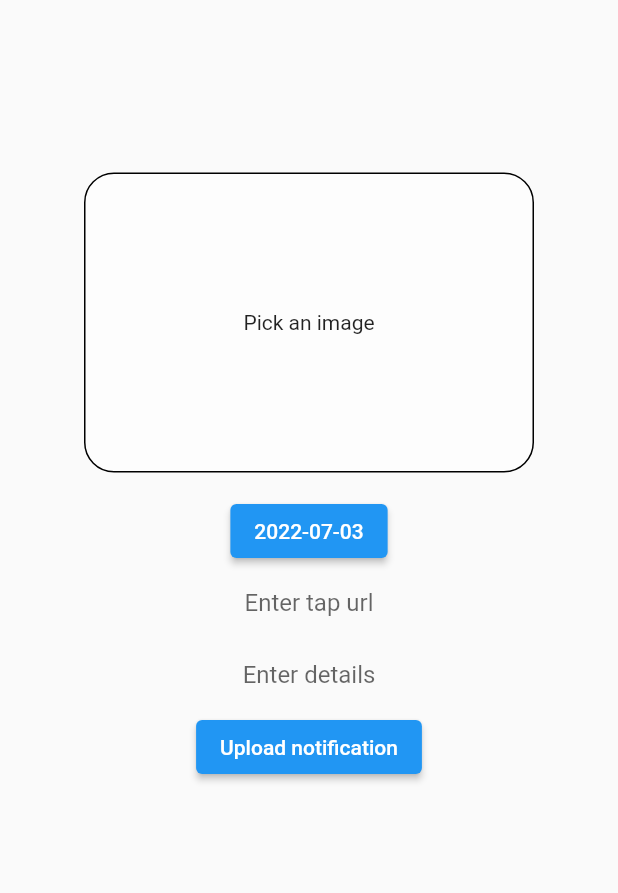
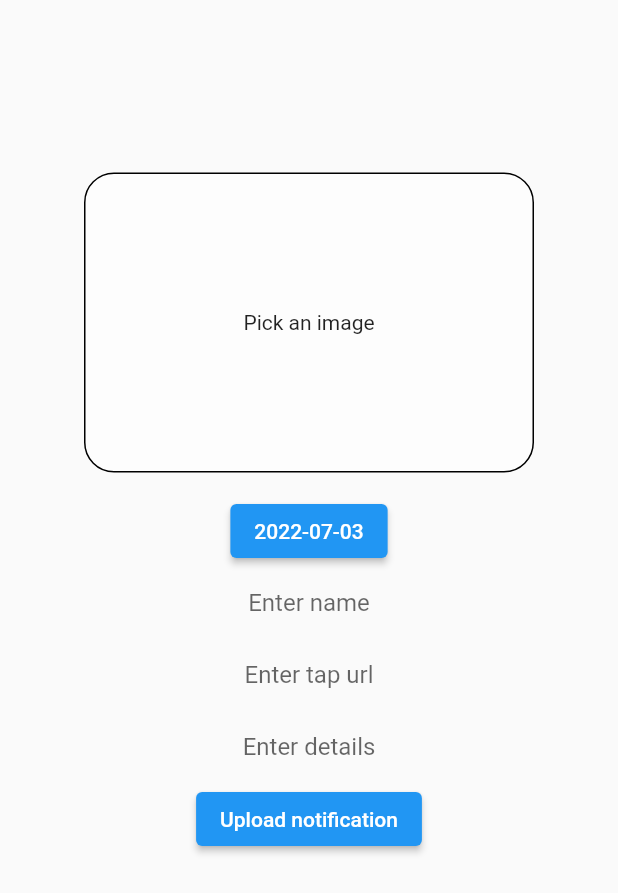
Before and after one commit to arunima-s/gecw-app, a Flutter app: the NotificationScreen screen opened directly, after a tap on the "edit" icon, on a phone screen of 412 x 824 dp. Shown: the top 893 px of the screen. Run offline on Flutter 3.47's test engine with Material 2 defaults, Android fonts, the light colour scheme and no system bars; our stand-ins replace card_swiper, firebase_auth, firebase_core, firebase_database, firebase_messaging, firebase_storage and 5 more; missing offline and left inert: maps_launcher, web_scraper; accounts and stored records are empty.

Commit message:
Cloud messaging dependencies and title for notification

```diff
--- a/gecwapp/lib/Models/notificationModel.dart
+++ b/gecwapp/lib/Models/notificationModel.dart
@@ -1,11 +1,12 @@
 class NotificationModel {
-  final String image, link, details, userId, timeStamp, eventDate;
+  final String image, name, link, details, userId, timeStamp, eventDate;
 
-  NotificationModel(this.image, this.link, this.details, this.userId,
+  NotificationModel(this.image, this.name, this.link, this.details, this.userId,
       this.timeStamp, this.eventDate);
 
   NotificationModel.fromJson(Map<dynamic, dynamic> json)
       : image = json['image'] as String,
+        name = json['name'] as String,
         link = json['link'] as String,
         details = json['details'] as String,
         userId = json['uuid'] as String,
@@ -14,6 +15,7 @@ class NotificationModel {
 
   Map<dynamic, dynamic> toJson() => <dynamic, dynamic>{
         'image': image,
+        'name': name,
         'link': link,
         'details': details,
         'uuid': userId,
--- a/gecwapp/lib/customWidgets/notificationScreenItem.dart
+++ b/gecwapp/lib/customWidgets/notificationScreenItem.dart
@@ -8,7 +8,6 @@ import 'package:gecwapp/Providers/notification_provider.dart';
 import 'package:gecwapp/Providers/users_provider.dart';
 import 'package:gecwapp/customWidgets/imagebanner.dart';
 import 'package:provider/provider.dart';
-import 'package:intl/intl.dart';
 
 class NotificationScreenItems extends StatelessWidget {
   NotificationModel? notificationItem;
@@ -47,6 +46,7 @@ class NotificationScreenItems extends StatelessWidget {
               crossAxisAlignment: CrossAxisAlignment.start,
               children: [
                 Text(notificationItem!.eventDate),
+                Text(notificationItem!.name),
                 Text(
                   notificationItem!.details,
                   style: TextStyle(fontWeight: FontWeight.bold, fontSize: 10),
--- a/gecwapp/lib/screens/addNotificationScreen.dart
+++ b/gecwapp/lib/screens/addNotificationScreen.dart
@@ -24,6 +24,8 @@ class _AddNotificationScreenState extends State<AddNotificationScreen> {
   bool progressEnabled = false;
   TextEditingController tapUrlController = new TextEditingController();
   TextEditingController detailsController = new TextEditingController();
+  TextEditingController nameController = new TextEditingController();
+
   @override
   Widget build(BuildContext context) {
     return Scaffold(
@@ -70,6 +72,12 @@ class _AddNotificationScreenState extends State<AddNotificationScreen> {
                       },
                       child:
                           Text(DateFormat('yyyy-MM-dd').format(selectedDate))),
+                ),
+                TextField(
+                  controller: nameController,
+                  textAlign: TextAlign.center,
+                  decoration: InputDecoration(
+                      border: InputBorder.none, hintText: 'Enter name'),
                 ),
                 TextField(
                   controller: tapUrlController,
@@ -171,6 +179,7 @@ class _AddNotificationScreenState extends State<AddNotificationScreen> {
     final uid = await FirebaseAuth.instance.currentUser?.uid;
     final notificationModel = NotificationModel(
         imageUrl,
+        nameController.text,
         tapUrlController.text,
         detailsController.text,
         uid.toString(),
@@ -178,7 +187,7 @@ class _AddNotificationScreenState extends State<AddNotificationScreen> {
         DateFormat('yyyy-MM-dd').format(selectedDate));
 
     final calendarModel = CalendarDataModel(
-        "title",
+        nameController.text,
         DateFormat('yyyy-MM-dd hh:mm:ss').format(selectedDate),
         detailsController.text);
 
--- a/gecwapp/pubspec.yaml
+++ b/gecwapp/pubspec.yaml
@@ -25,7 +25,7 @@ environment:
 dependencies:
   flutter:
     sdk: flutter
-  firebase_core: ^1.18.0
+  firebase_core: ^1.19.1
   firebase_database: 7.1.1
   web_scraper: ^0.1.4
   url_launcher: ^6.0.5
@@ -45,6 +45,8 @@ dependencies:
   provider: ^6.0.3
   #local notifications
   flutter_local_notifications: ^9.6.1
+  #cloud messaging
+  firebase_messaging: ^11.4.4
 
 
   # The following adds the Cupertino Icons font to your application.
```
Also changed, not shown: gecwapp/lib/main.dart (+29 -1 lines), gecwapp/lib/screens/calendarScreen.dart (+1 -33 lines).
